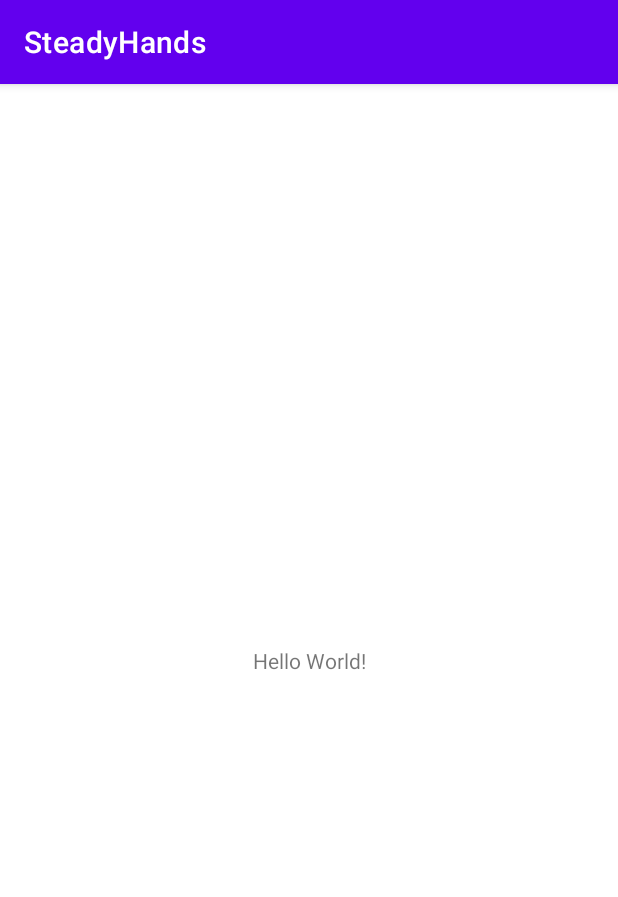
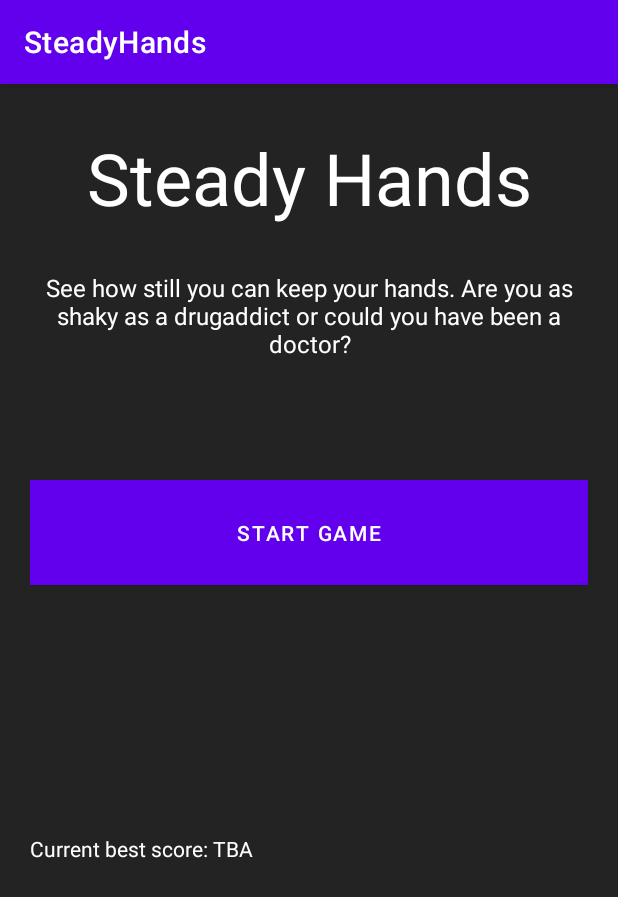
Before and after one commit to Maxi03milian/Steady-Hands, an Android app: the screen it shows after launch (MainActivity), on a phone screen of 412 x 824 dp. Shown: the top 897 px of the screen. Run offline under Robolectric (Android 15) with nearby library versions, the phone set to English and light mode, and no system bars.

Commit message:
feat: added UI "Menu" View

```diff
--- a/app/src/main/res/layout/activity_main.xml
+++ b/app/src/main/res/layout/activity_main.xml
@@ -4,15 +4,68 @@
     xmlns:tools="http://schemas.android.com/tools"
     android:layout_width="match_parent"
     android:layout_height="match_parent"
+    android:background="#232323"
     tools:context=".MainActivity">
 
-    <TextView
-        android:layout_width="wrap_content"
-        android:layout_height="wrap_content"
-        android:text="Hello World!"
-        app:layout_constraintBottom_toBottomOf="parent"
+    <LinearLayout
+        android:layout_width="match_parent"
+        android:layout_height="350dp"
+        android:layout_marginStart="20dp"
+        android:layout_marginTop="30dp"
+        android:layout_marginEnd="20dp"
+        android:orientation="vertical"
         app:layout_constraintEnd_toEndOf="parent"
         app:layout_constraintStart_toStartOf="parent"
-        app:layout_constraintTop_toTopOf="parent" />
+        app:layout_constraintTop_toTopOf="parent">
+
+        <TextView
+            android:id="@+id/titleText"
+            android:layout_width="match_parent"
+            android:layout_height="wrap_content"
+            android:gravity="center"
+            android:text="Steady Hands"
+            android:textColor="#FFFFFF"
+            android:textSize="48sp" />
+
+        <TextView
+            android:id="@+id/teaserText"
+            android:layout_width="match_parent"
+            android:layout_height="wrap_content"
+            android:gravity="center"
+            android:paddingTop="30dp"
+            android:paddingBottom="80dp"
+            android:text="See how still you can keep your hands. Are you as shaky as a drugaddict or could you have been a doctor?"
+            android:textColor="#FFFFFF"
+            android:textSize="16sp" />
+
+        <Button
+            android:id="@+id/startButton"
+            android:layout_width="match_parent"
+            android:layout_height="70dp"
+            android:background="#1D53EF"
+            android:backgroundTint="#685D5D"
+            android:gravity="center"
+            android:text="Start Game" />
+
+    </LinearLayout>
+
+    <LinearLayout
+        android:layout_width="match_parent"
+        android:layout_height="match_parent"
+        android:layout_marginStart="20dp"
+        android:layout_marginTop="500dp"
+        android:layout_marginEnd="20dp"
+        android:orientation="vertical"
+        app:layout_constraintEnd_toEndOf="parent"
+        app:layout_constraintStart_toStartOf="parent"
+        app:layout_constraintTop_toTopOf="parent">
+
+        <TextView
+            android:id="@+id/highscoreText"
+            android:layout_width="match_parent"
+            android:layout_height="wrap_content"
+            android:text="Current best score: TBA"
+            android:textColor="#FFFFFF" />
+    </LinearLayout>
 
 </androidx.constraintlayout.widget.ConstraintLayout>
```
